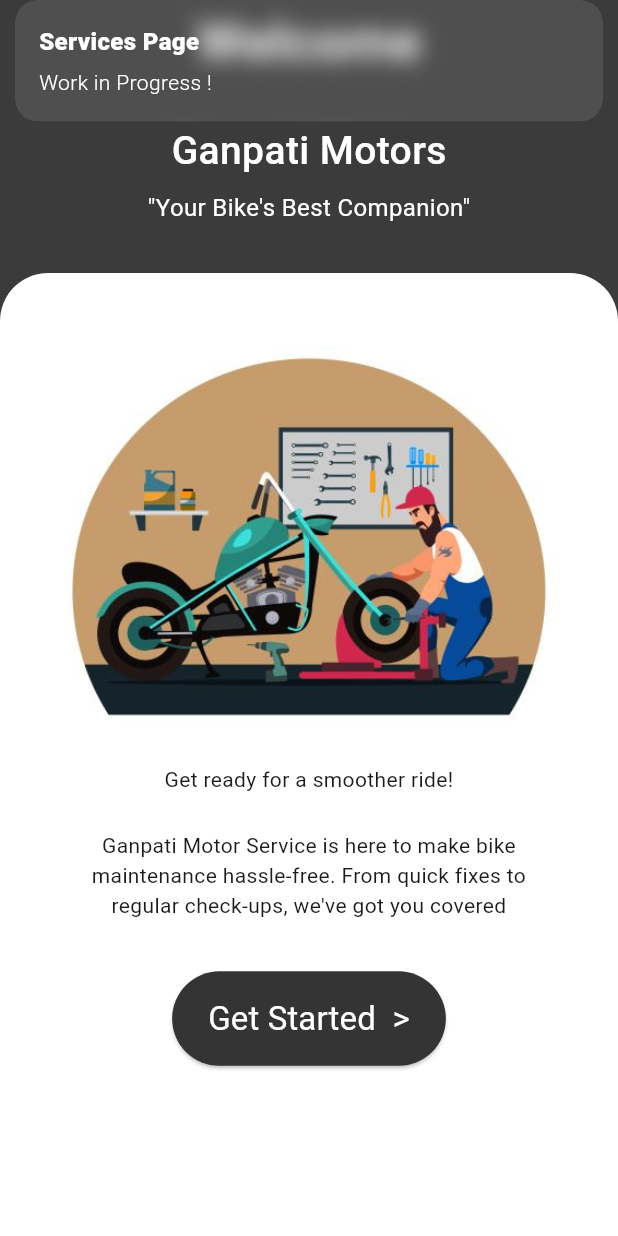
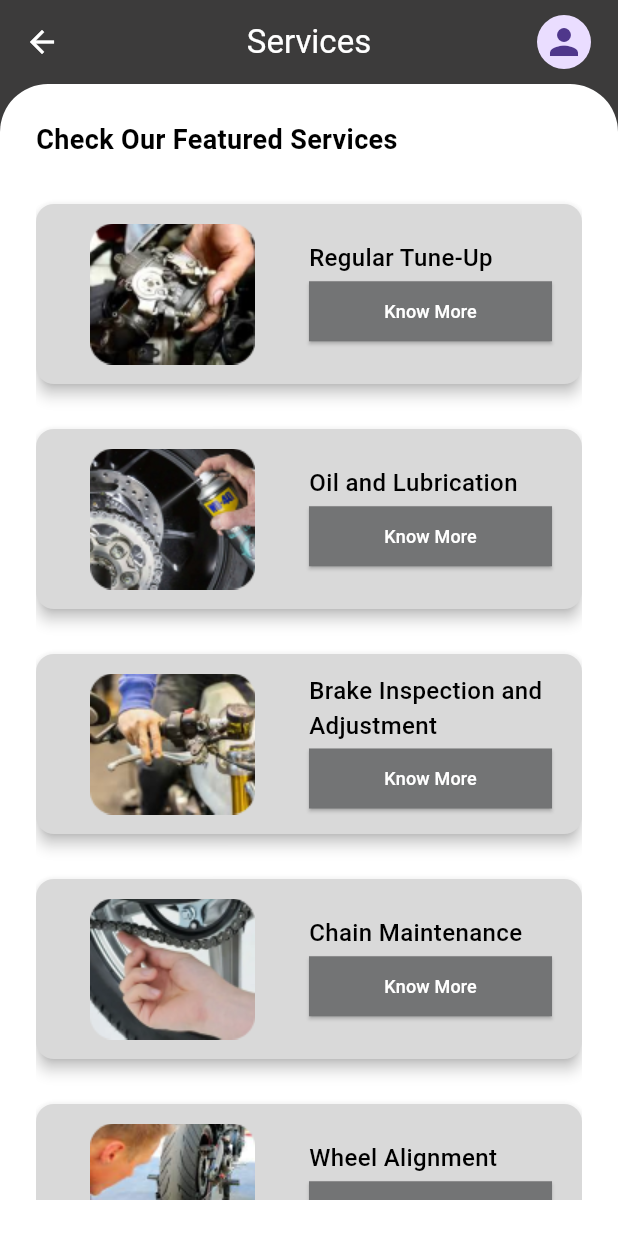
Before and after one commit to Rahul-Sharma-Github/Bike-Service-App, a Flutter app: the screen it shows once a user with an empty profile is signed in, after a tap on an icon or button, on a phone screen of 412 x 824 dp. Run offline on Flutter 3.47's test engine with Material 3 defaults, Android fonts, the phone set to English and light mode, and no system bars; our stand-ins replace cloud_firestore, device_preview, firebase_auth, firebase_core, get; accounts and stored records are empty.

Commit message:
In Services feature - Featured Services Vertical ListView.builder is completed.  |  Working FINE !

```diff
--- a/lib/app/core/app_bindings/app_bindings.dart
+++ b/lib/app/core/app_bindings/app_bindings.dart
@@ -3,6 +3,10 @@ import 'package:bike_service_app/app/features/authentication/domain/repositories
 import 'package:bike_service_app/app/features/authentication/domain/use_cases/signin_usecase/signin_usecase.dart';
 import 'package:bike_service_app/app/features/authentication/domain/use_cases/signup_usecases/signup_usecases.dart';
 import 'package:bike_service_app/app/features/authentication/presentation/controllers/signup_page/signup_controller.dart';
+import 'package:bike_service_app/app/features/services/data/repositories_implement/service_page_repo_impl/service_page_repo_impl.dart';
+import 'package:bike_service_app/app/features/services/domain/repositories/service_page_repositories/service_page_repository.dart';
+import 'package:bike_service_app/app/features/services/domain/use_cases/service_page_usecase/service_page_usecase.dart';
+import 'package:bike_service_app/app/features/services/presentation/controllers/service_page_controller/service_page_controller.dart';
 import 'package:get/get.dart';
 
 import '../../features/authentication/data/repositories_implement/signin_repositories_impl/signin_repositories_impl.dart';
@@ -29,5 +33,10 @@ class AppBindings extends Bindings {
 
     /// my_services feature bindings
     //
+    Get.lazyPut<ServicePageRepository>(() => ServicePageRepoImpl());
+
+    Get.lazyPut(() => ServicePageUseCase(Get.find()));
+
+    Get.put(ServicePageController(Get.find()));
   }
 }
--- a/lib/app/core/constants/theme/colors/colors.dart
+++ b/lib/app/core/constants/theme/colors/colors.dart
@@ -5,9 +5,6 @@ class AppColors {
   static const Color backSheetColor = Color(0xff3C3B3B);
   static const Color frontSheetColor = Color(0xffFFFFFF);
   static const Color scheduleSummarySheetColor = Color(0xffD9D9D9);
-
-  // Tab Bar Colors
-  static const Color tabBarTitleColor = Color(0xffFFFFFF);
 
   // Input Text Box Colors
   static const Color inputTextBoxLabelColor = Color(0xff000000);
--- a/lib/app/core/constants/theme/textstyles/textstyle.dart
+++ b/lib/app/core/constants/theme/textstyles/textstyle.dart
@@ -30,7 +30,7 @@ class AppTextStyleTheme {
   // TextStyles for Page Heading
   static const TextStyle headingMainTitleText = TextStyle(
     color: Color(0xff000000),
-    fontSize: 20,
+    fontSize: 18,
     fontWeight: FontWeight.bold,
   );
 
@@ -88,6 +88,13 @@ class AppTextStyleTheme {
 
   // Global usecase TextStyles
 
+  // TextStyles for App Bar Text
+  static const TextStyle appBarText = TextStyle(
+    color: Color(0xffFFFFFF),
+    fontSize: 22,
+    fontWeight: FontWeight.normal,
+  );
+
   // TextStyles for Description Text
   static const TextStyle descriptionText = TextStyle(
     color: Color(0xff000000),
--- a/lib/app/features/authentication/presentation/pages/home_page/home_page.dart
+++ b/lib/app/features/authentication/presentation/pages/home_page/home_page.dart
@@ -1,6 +1,7 @@
 // ignore_for_file: sized_box_for_whitespace, avoid_unnecessary_containers
 
 import 'package:bike_service_app/app/core/constants/theme/textstyles/textstyle.dart';
+import 'package:bike_service_app/app/features/services/presentation/pages/service_page/service_page.dart';
 import 'package:flutter/material.dart';
 import 'package:get/get.dart';
 
@@ -114,9 +115,7 @@ class HomePage extends StatelessWidget {
                               AppColors.mainButtonColor),
                         ),
                         onPressed: () {
-                          Get.snackbar('Services Page', 'Work in Progress !',
-                              colorText: Colors.white);
-                          //
+                          Get.to(() => ServicePage());
                         },
                         child: const Padding(
                           padding: EdgeInsets.symmetric(vertical: 16),
--- /dev/null
+++ b/lib/app/features/services/data/repositories_implement/service_page_repo_impl/service_page_repo_impl.dart
@@ -0,0 +1,47 @@
+import 'package:bike_service_app/app/features/services/domain/repositories/service_page_repositories/service_page_repository.dart';
+import 'package:flutter/material.dart';
+
+import '../../../../../core/constants/assets_path/asset_path.dart';
+
+class ServicePageRepoImpl implements ServicePageRepository {
+  @override
+  List<Map<String, dynamic>> serviceList() {
+    try {
+      return [
+        {
+          "image": AssetPaths.regularTuneUp,
+          "name": "Regular Tune-Up",
+          "description":
+              "Keep your bike performing at its best with our regular tune-up service. We check and adjust essential components, including brakes, gears, and tire pressure."
+        },
+        {
+          "image": AssetPaths.oilAndLubrication,
+          "name": "Oil and Lubrication",
+          "description":
+              "Ensure optimal performance and longevity with our professional oil and lubrication services. We use high-quality products to keep your bike running smoothly."
+        },
+        {
+          "image": AssetPaths.brakeInspectionAndAdjustment,
+          "name": "Brake Inspection and Adjustment",
+          "description":
+              "Safety is our priority. Our experts meticulously inspect and adjust your bike's brakes to guarantee reliable stopping power."
+        },
+        {
+          "image": AssetPaths.chainMaintenance,
+          "name": "Chain Maintenance",
+          "description":
+              "A well-maintained chain is crucial for a smooth ride. We clean, lubricate, and adjust your bike's chain for optimal efficiency."
+        },
+        {
+          "image": AssetPaths.wheelAlignment,
+          "name": "Wheel Alignment",
+          "description":
+              "Improve handling and stability with our precise wheel alignment services. We make sure your wheels are perfectly aligned for a safer ride."
+        }
+      ];
+    } catch (e) {
+      debugPrint('Error in ServicePageRepoImpl = $e');
+    }
+    throw UnimplementedError('Error in ServicePageRepoImpl');
+  }
+}
--- /dev/null
+++ b/lib/app/features/services/domain/repositories/service_page_repositories/service_page_repository.dart
@@ -0,0 +1,3 @@
+abstract class ServicePageRepository {
+  List<Map<String, dynamic>> serviceList();
+}
--- /dev/null
+++ b/lib/app/features/services/domain/use_cases/service_page_usecase/service_page_usecase.dart
@@ -0,0 +1,11 @@
+import 'package:bike_service_app/app/features/services/domain/repositories/service_page_repositories/service_page_repository.dart';
+
+class ServicePageUseCase {
+  final ServicePageRepository servicePageRepository;
+
+  ServicePageUseCase(this.servicePageRepository);
+
+  List<Map<String, dynamic>> call() {
+    return servicePageRepository.serviceList();
+  }
+}
--- /dev/null
+++ b/lib/app/features/services/presentation/controllers/service_page_controller/service_page_controller.dart
@@ -0,0 +1,22 @@
+import 'package:bike_service_app/app/features/services/domain/use_cases/service_page_usecase/service_page_usecase.dart';
+import 'package:get/get.dart';
+
+class ServicePageController extends GetxController {
+  final ServicePageUseCase servicePageUseCase;
+
+  ServicePageController(this.servicePageUseCase);
+
+  // List of Maps
+  var serviceListData = [].obs;
+
+  @override
+  void onInit() {
+    super.onInit();
+    fetchData();
+  }
+
+  // Fetching Data
+  List<Map<String, dynamic>> fetchData() {
+    return serviceListData.value = servicePageUseCase.call();
+  }
+}
--- /dev/null
+++ b/lib/app/features/services/presentation/pages/service_page/service_page.dart
@@ -0,0 +1,256 @@
+// ignore_for_file: avoid_unnecessary_containers, sized_box_for_whitespace
+
+import 'package:bike_service_app/app/core/constants/theme/colors/colors.dart';
+import 'package:bike_service_app/app/core/constants/theme/textstyles/textstyle.dart';
+import 'package:bike_service_app/app/features/services/presentation/controllers/service_page_controller/service_page_controller.dart';
+import 'package:flutter/material.dart';
+import 'package:get/get.dart';
+
+class ServicePage extends StatelessWidget {
+  ServicePage({super.key});
+
+  final ServicePageController servicePageController = Get.find();
+
+  @override
+  Widget build(BuildContext context) {
+    return Scaffold(
+      backgroundColor: AppColors.backSheetColor,
+      appBar: AppBar(
+        centerTitle: true,
+        backgroundColor: Colors.transparent,
+        foregroundColor: Colors.white,
+        title: const Text(
+          'Services',
+          style: AppTextStyleTheme.appBarText,
+        ),
+        actions: const [
+          Padding(
+            padding: EdgeInsets.symmetric(horizontal: 18.0),
+            child: CircleAvatar(
+              radius: 18,
+              child: Icon(
+                Icons.person_sharp,
+                size: 28,
+              ),
+            ),
+          )
+        ],
+      ),
+      body: Container(
+        height: MediaQuery.of(context).size.height,
+        width: MediaQuery.of(context).size.width,
+        padding: const EdgeInsets.symmetric(horizontal: 24.0, vertical: 24.0),
+        decoration: const BoxDecoration(
+          borderRadius: BorderRadius.vertical(top: Radius.circular(32.0)),
+          color: AppColors.frontSheetColor,
+        ),
+        child: SingleChildScrollView(
+          child: Column(
+            mainAxisSize: MainAxisSize.min,
+            children: [
+              // Featured Services Part
+
+              // Heading
+              const Row(
+                children: [
+                  Text(
+                    'Check Our Featured Services',
+                    style: AppTextStyleTheme.headingMainTitleText,
+                  ),
+                ],
+              ),
+              const SizedBox(
+                height: 15,
+              ),
+              // ListView.builder for Featured Services
+              SizedBox(
+                child: ListView.builder(
+                  physics: const ClampingScrollPhysics(),
+                  shrinkWrap: true,
+                  scrollDirection: Axis.vertical,
+                  itemCount: servicePageController.serviceListData.length,
+                  itemBuilder: (context, index) {
+                    return Container(
+                      height: 150,
+                      padding: const EdgeInsets.all(0),
+                      child: Card(
+                        margin: const EdgeInsets.symmetric(vertical: 15),
+                        color: AppColors.serviceCardColor,
+                        elevation: 4,
+                        child: Row(
+                          children: [
+                            Expanded(
+                              child: Container(
+                                child: Image.asset(servicePageController
+                                    .serviceListData[index]["image"]),
+                              ),
+                            ),
+                            Expanded(
+                              child: Container(
+                                child: Column(
+                                  mainAxisSize: MainAxisSize.min,
+                                  mainAxisAlignment: MainAxisAlignment.center,
+                                  crossAxisAlignment: CrossAxisAlignment.start,
+                                  children: [
+                                    Padding(
+                                      padding: const EdgeInsets.only(right: 20),
+                                      child: Row(
+                                        children: [
+                                          Expanded(
+                                            child: Text(
+                                              servicePageController
+                                                      .serviceListData[index]
+                                                  ["name"],
+                                              style: AppTextStyleTheme
+                                                  .cardTitleText,
+                                            ),
+                                          ),
+                                        ],
+                                      ),
+                                    ),
+                                    Padding(
+                                      padding: const EdgeInsets.only(right: 20),
+                                      child: Row(
+                                        children: [
+                                          Expanded(
+                                            child: ElevatedButton(
+                                              style: ButtonStyle(
+                                                shape:
+                                                    MaterialStateProperty.all(
+                                                        const LinearBorder()),
+                                                backgroundColor:
+                                                    MaterialStateProperty.all(
+                                                        AppColors
+                                                            .knowMoreButtonColor),
+                                              ),
+                                              onPressed: () {},
+                                              child: const Text('Know More',
+                                                  style: AppTextStyleTheme
+                                                      .cardButtonText),
+                                            ),
+                                          ),
+                                        ],
+                                      ),
+                                    ),
+                                  ],
+                                ),
+                              ),
+                            ),
+                          ],
+                        ),
+                      ),
+                    );
+                  },
+                ),
+              ),
+
+              const SizedBox(
+                height: 35,
+              ),
+
+              // Customer Testimonial Part
+
+              // Heading
+              const Row(
+                children: [
+                  Text(
+                    'What customer says about us',
+                    style: AppTextStyleTheme.headingMainTitleText,
+                  ),
+                ],
+              ),
+              const SizedBox(
+                height: 15,
+              ),
+              // ListView.builder for Customer Testimonials
+              SizedBox(
+                height: 150,
+                child: ListView.builder(
+                  physics: const ClampingScrollPhysics(),
+                  shrinkWrap: true,
+                  scrollDirection: Axis.horizontal,
+                  itemCount: servicePageController.serviceListData.length,
+                  itemBuilder: (context, index) {
+                    return Container(
+                      height: 100,
+                      width: 250,
+                      child: Card(
+                        margin: const EdgeInsets.symmetric(vertical: 10),
+                        elevation: 5,
+                        child: Row(
+                          children: [
+                            Expanded(
+                              child: Container(
+                                child: Image.asset(servicePageController
+                                    .serviceListData[index]["image"]),
+                              ),
+                            ),
+                            Expanded(
+                              child: Container(
+                                child: Column(
+                                  mainAxisSize: MainAxisSize.min,
+                                  mainAxisAlignment: MainAxisAlignment.center,
+                                  crossAxisAlignment: CrossAxisAlignment.start,
+                                  children: [
+                                    Padding(
+                                      padding: const EdgeInsets.only(right: 10),
+                                      child: Text(
+                                        servicePageController
+                                            .serviceListData[index]["name"],
+                                        style: AppTextStyleTheme.cardTitleText,
+                                      ),
+                                    ),
+                                    ElevatedButton(
+                                      style: ButtonStyle(
+                                        shape: MaterialStateProperty.all(
+                                            const LinearBorder()),
+                                        backgroundColor:
+                                            MaterialStateProperty.all(
+                                                AppColors.knowMoreButtonColor),
+                                      ),
+                                      onPressed: () {},
+                                      child: const Text('Know More',
+                                          style:
+                                              AppTextStyleTheme.cardButtonText),
+                                    ),
+                                  ],
+                                ),
+                              ),
+                            ),
+                          ],
+                        ),
+                      ),
+                    );
+                  },
+                ),
+              ),
+              const SizedBox(
+                height: 45,
+              ),
+              // Schedule Bike Service Button
+              ElevatedButton(
+                style: ButtonStyle(
+                  backgroundColor:
+                      MaterialStateProperty.all(AppColors.mainButtonColor),
+                ),
+                onPressed: () {
+                  // Get.to(() => ScheduleServicePage());
+                },
+                child: const Padding(
+                  padding: EdgeInsets.symmetric(vertical: 16),
+                  child: Text(
+                    'Schedule Bike Service  >',
+                    style: AppTextStyleTheme.buttonMainText,
+                  ),
+                ),
+              ),
+              const SizedBox(
+                height: 45,
+              ),
+            ],
+          ),
+        ),
+      ),
+    );
+  }
+}
--- a/lib/main.dart
+++ b/lib/main.dart
@@ -1,5 +1,5 @@
 // Material package for Material Design Components
-import 'package:bike_service_app/app/features/authentication/presentation/app_bindings/app_bindings.dart';
+import 'package:bike_service_app/app/core/app_bindings/app_bindings.dart';
 import 'package:bike_service_app/app/features/authentication/presentation/pages/signup_page/signup_page.dart';
 import 'package:flutter/material.dart';
 
```
